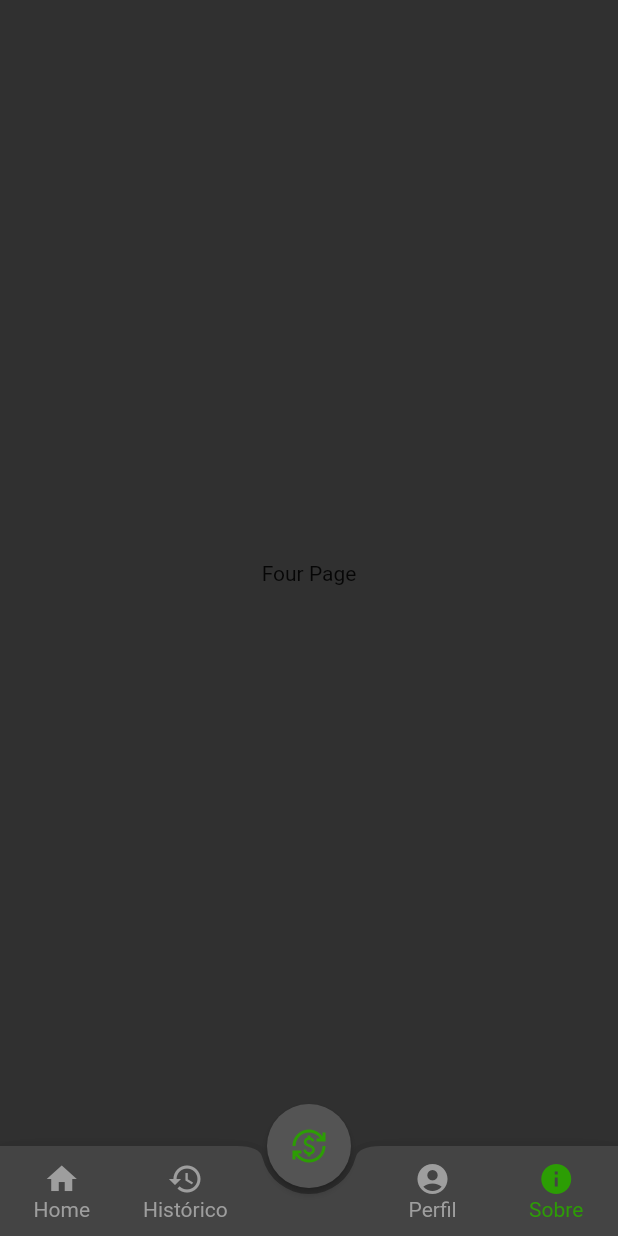
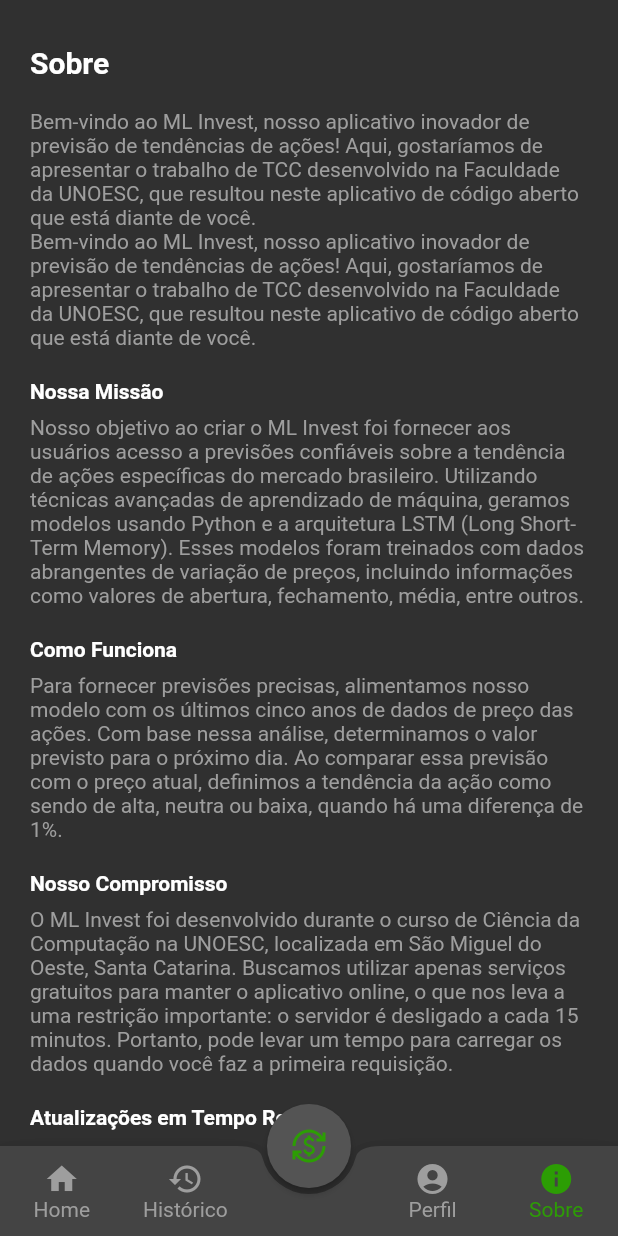
Before and after one commit to andremoreirasmo/ml-invest-app, a Flutter app: the screen it shows after launch, item 4 of the bottom bar chosen, on a phone screen of 412 x 824 dp. Run offline on Flutter 3.47's test engine with Material 2 defaults, Android fonts, the phone set to English and light mode, and no system bars; our stand-ins replace flutter_svg, get, get_storage, lottie, skeletons, syncfusion_flutter_charts; accounts and stored records are empty; network calls fail; project files that could hold a hidden picture were left out.

Commit message:
Created about page

```diff
--- a/lib/main.dart
+++ b/lib/main.dart
@@ -13,6 +13,7 @@
 import 'package:ml_invest_app/shared/utils/routes.dart';
 import 'package:ml_invest_app/shared/widgets/fab_bottom_app_bar.dart';
 
+import 'pages/about_page.dart';
 import 'pages/account/account_page.dart';
 import 'shared/bindings/root_binding.dart';
 
@@ -56,9 +57,7 @@
     HomePage(),
     HistoryPage(),
     AccountPage(),
-    Center(
-      child: Text("Four Page"),
-    ),
+    const AboutPage(),
   ];
 
   void _selectedTab(int index) {
--- /dev/null
+++ b/lib/pages/about_page.dart
@@ -0,0 +1,111 @@
+import 'package:flutter/material.dart';
+import 'package:url_launcher/url_launcher.dart';
+
+class AboutPage extends StatelessWidget {
+  const AboutPage({super.key});
+
+  @override
+  Widget build(BuildContext context) {
+    return Scaffold(
+      body: SafeArea(
+          child: SingleChildScrollView(
+        child: Container(
+          padding:
+              const EdgeInsets.only(top: 30, left: 20, right: 20, bottom: 40),
+          child: Column(
+            children: [
+              Row(
+                children: const [
+                  Text(
+                    "Sobre",
+                    style: TextStyle(
+                        color: Colors.white,
+                        fontSize: 20,
+                        fontWeight: FontWeight.w700),
+                  ),
+                ],
+              ),
+              const SizedBox(
+                height: 20,
+              ),
+              const Text(
+                "Bem-vindo ao ML Invest, nosso aplicativo inovador de previsão de tendências de ações! Aqui, gostaríamos de apresentar o trabalho de TCC desenvolvido na Faculdade da UNOESC, que resultou neste aplicativo de código aberto que está diante de você.",
+                style: TextStyle(color: Colors.grey),
+              ),
+              const Text(
+                "Bem-vindo ao ML Invest, nosso aplicativo inovador de previsão de tendências de ações! Aqui, gostaríamos de apresentar o trabalho de TCC desenvolvido na Faculdade da UNOESC, que resultou neste aplicativo de código aberto que está diante de você.",
+                style: TextStyle(color: Colors.grey),
+              ),
+              _getSector("Nossa Missão",
+                  "Nosso objetivo ao criar o ML Invest foi fornecer aos usuários acesso a previsões confiáveis sobre a tendência de ações específicas do mercado brasileiro. Utilizando técnicas avançadas de aprendizado de máquina, geramos modelos usando Python e a arquitetura LSTM (Long Short-Term Memory). Esses modelos foram treinados com dados abrangentes de variação de preços, incluindo informações como valores de abertura, fechamento, média, entre outros."),
+              _getSector("Como Funciona",
+                  "Para fornecer previsões precisas, alimentamos nosso modelo com os últimos cinco anos de dados de preço das ações. Com base nessa análise, determinamos o valor previsto para o próximo dia. Ao comparar essa previsão com o preço atual, definimos a tendência da ação como sendo de alta, neutra ou baixa, quando há uma diferença de 1%."),
+              _getSector("Nosso Compromisso",
+                  "O ML Invest foi desenvolvido durante o curso de Ciência da Computação na UNOESC, localizada em São Miguel do Oeste, Santa Catarina. Buscamos utilizar apenas serviços gratuitos para manter o aplicativo online, o que nos leva a uma restrição importante: o servidor é desligado a cada 15 minutos. Portanto, pode levar um tempo para carregar os dados quando você faz a primeira requisição."),
+              _getSector("Atualizações em Tempo Real",
+                  "Visando manter você sempre atualizado, atualizamos as tendências das ações nos seguintes horários programados: 7h, 9h, 12h, 15h e 18h. Dessa forma, garantimos que você tenha acesso às informações mais recentes sobre as ações selecionadas, permitindo que tome decisões embasadas no mercado financeiro."),
+              _getSector("Código Aberto",
+                  "O ML Invest é um projeto de código aberto, o que significa que você pode explorar, modificar e contribuir para o seu desenvolvimento."),
+              const SizedBox(
+                height: 2,
+              ),
+              Row(
+                crossAxisAlignment: CrossAxisAlignment.start,
+                children: [
+                  Column(
+                    children: [
+                      const SizedBox(
+                        height: 3,
+                      ),
+                      InkWell(
+                          onTap: () => launchUrl(
+                              Uri.parse(
+                                  "https://github.com/andremoreirasmo/ml-invest-app"),
+                              mode: LaunchMode.externalApplication),
+                          child: const Text("Link para o Frontend",
+                              style: TextStyle(
+                                  color: Colors.blue,
+                                  fontWeight: FontWeight.bold))),
+                      InkWell(
+                          onTap: () => launchUrl(
+                              Uri.parse(
+                                  "https://github.com/andremoreirasmo/ml-invest-backend"),
+                              mode: LaunchMode.externalApplication),
+                          child: const Text("Link para o Backend",
+                              style: TextStyle(
+                                  color: Colors.blue,
+                                  fontWeight: FontWeight.bold))),
+                    ],
+                  ),
+                ],
+              ),
+              _getSector("Nossa Paixão",
+                  "Estamos entusiasmados com o desenvolvimento deste aplicativo e acreditamos que ele representa uma inovação significativa no campo da previsão de tendências de ações. Nossa equipe dedicou-se a explorar os avanços da aprendizagem de máquina e a aplicá-los ao contexto do mercado brasileiro. Esperamos que esta ferramenta traga benefícios práticos aos investidores e entusiastas do mercado financeiro, fornecendo informações valiosas para auxiliar em suas tomadas de decisão."),
+            ],
+          ),
+        ),
+      )),
+    );
+  }
+
+  Widget _getSector(String title, String text) {
+    return Container(
+      margin: const EdgeInsets.only(top: 20),
+      child: Column(
+        crossAxisAlignment: CrossAxisAlignment.start,
+        children: [
+          Text(title,
+              style: const TextStyle(
+                  color: Colors.white, fontWeight: FontWeight.w600)),
+          const SizedBox(
+            height: 8,
+          ),
+          Text(
+            text,
+            style: const TextStyle(color: Colors.grey),
+          )
+        ],
+      ),
+    );
+  }
+}
```
